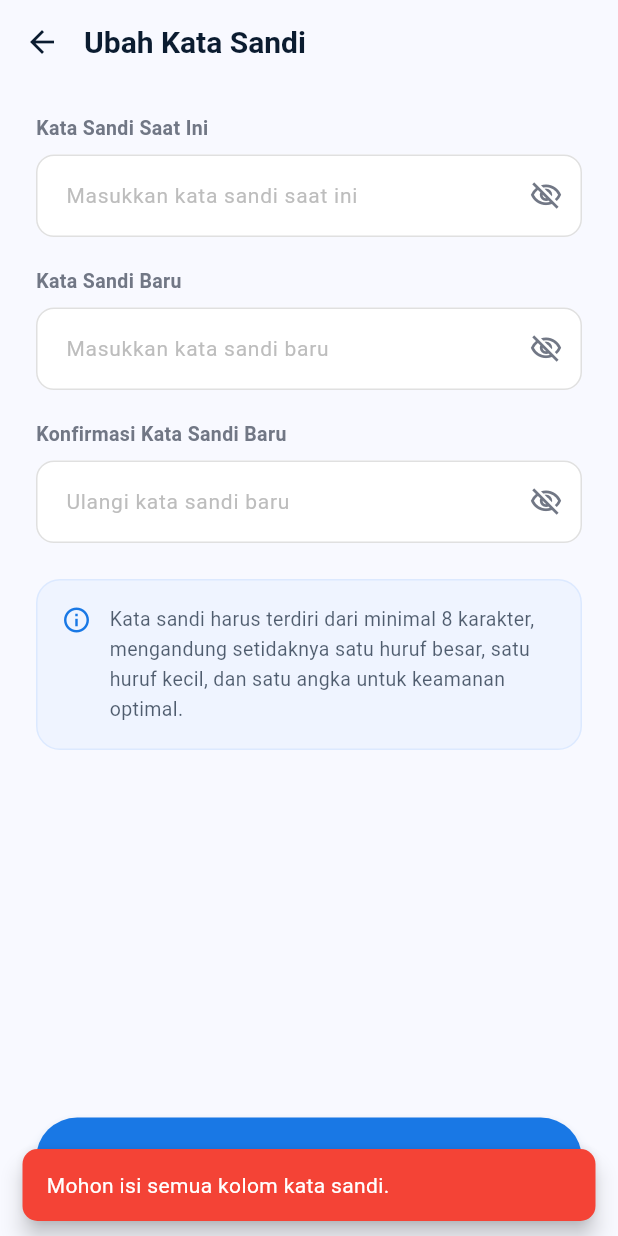
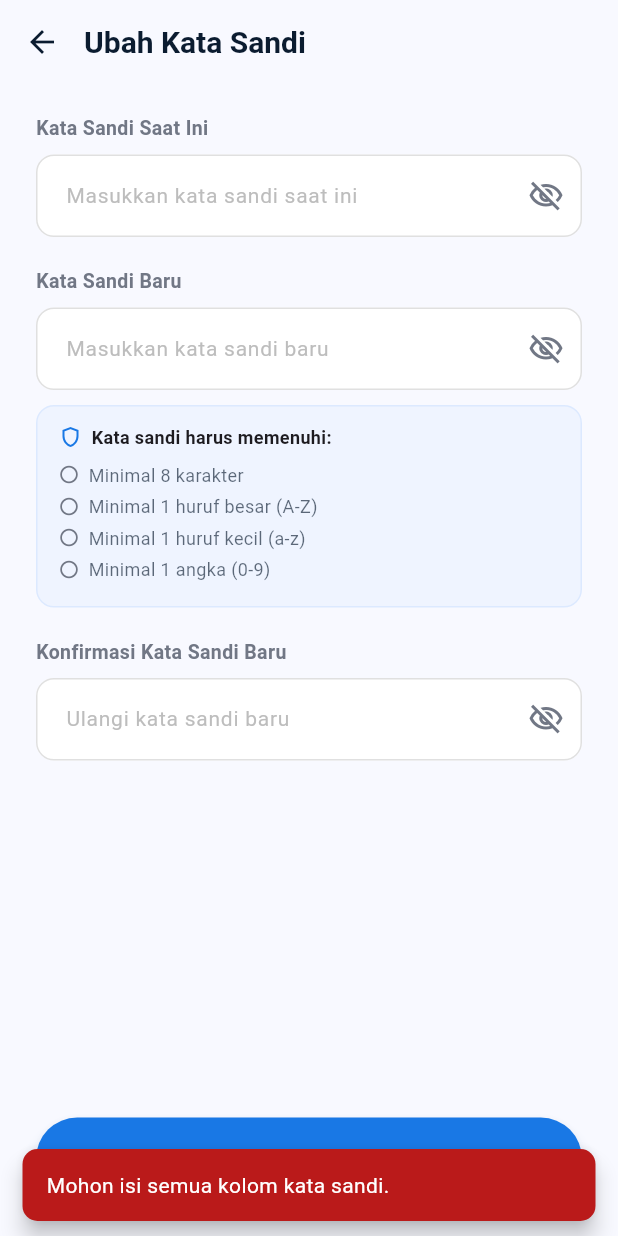
Before and after one commit to GilangPrattm/Prediksi-Stunting-Mobile, a Flutter app: the UbahSandiPage screen opened directly with empty values, after a tap on "Perbarui Kata Sandi", on a phone screen of 412 x 824 dp. Run offline on Flutter 3.47's test engine with Material 3 defaults, Android fonts, the phone set to English and light mode, and no system bars; our stand-ins replace fl_chart, flutter_markdown_plus, shared_preferences; accounts and stored records are empty; Roboto replaces fonts that are missing (Nunito).

Commit message:
pusing aku

```diff
--- a/lib/ubah_sandi_page.dart
+++ b/lib/ubah_sandi_page.dart
@@ -20,7 +20,9 @@ class UbahSandiPage extends StatefulWidget {
 
 class _UbahSandiPageState extends State<UbahSandiPage> {
   final TextEditingController _currentPasswordCtrl = TextEditingController();
+
   final TextEditingController _newPasswordCtrl = TextEditingController();
+
   final TextEditingController _confirmPasswordCtrl = TextEditingController();
 
   bool _obscureCurrent = true;
@@ -28,15 +30,44 @@ class _UbahSandiPageState extends State<UbahSandiPage> {
   bool _obscureConfirm = true;
   bool _isLoading = false;
 
-  // --- TEMA WARNA ---
-  final Color _primaryBlue = const Color(0xFF1978E5);
-  final Color _bgHitam = const Color(0xFF0B1C30);
-  final Color _surfaceBg = const Color(0xFFF8F9FF);
-  final Color _outlineColor = const Color(0xFF717785);
-  final Color _inputBg = Colors.white;
+  String? _newPasswordError;
+  String? _confirmPasswordError;
 
+  // WARNA
+  static const Color _primaryBlue = Color(0xFF1978E5);
+  static const Color _bgHitam = Color(0xFF0B1C30);
+  static const Color _surfaceBg = Color(0xFFF8F9FF);
+  static const Color _outlineColor = Color(0xFF717785);
+  static const Color _inputBg = Colors.white;
+  static const Color _kError = Color(0xFFBA1A1A);
+
+  // VALIDASI PASSWORD
+  String? _checkPasswordStrength(String value) {
+    if (value.isEmpty) {
+      return 'Kata sandi tidak boleh kosong.';
+    }
+
+    if (value.length < 8) {
+      return 'Kata sandi minimal 8 karakter.';
+    }
+
+    if (!value.contains(RegExp(r'[A-Z]'))) {
+      return 'Harus mengandung minimal 1 huruf besar (A-Z).';
+    }
+
+    if (!value.contains(RegExp(r'[a-z]'))) {
+      return 'Harus mengandung minimal 1 huruf kecil (a-z).';
+    }
+
+    if (!value.contains(RegExp(r'[0-9]'))) {
+      return 'Harus mengandung minimal 1 angka (0-9).';
+    }
+
+    return null;
+  }
+
+  // UPDATE PASSWORD
   Future<void> _perbaruiSandi() async {
-    // Validasi lokal
     if (_currentPasswordCtrl.text.isEmpty ||
         _newPasswordCtrl.text.isEmpty ||
         _confirmPasswordCtrl.text.isEmpty) {
@@ -44,20 +75,31 @@ class _UbahSandiPageState extends State<UbahSandiPage> {
       return;
     }
 
-    if (_newPasswordCtrl.text != _confirmPasswordCtrl.text) {
-      _showSnackBar('Konfirmasi kata sandi baru tidak cocok.', isError: true);
+    final reqError = _checkPasswordStrength(_newPasswordCtrl.text);
+
+    if (reqError != null) {
+      setState(() {
+        _newPasswordError = reqError;
+      });
       return;
     }
 
-    if (_newPasswordCtrl.text.length < 8) {
-      _showSnackBar('Kata sandi baru minimal 8 karakter.', isError: true);
+    if (_newPasswordCtrl.text != _confirmPasswordCtrl.text) {
+      setState(() {
+        _confirmPasswordError = 'Konfirmasi kata sandi tidak cocok.';
+      });
       return;
     }
 
-    setState(() => _isLoading = true);
+    setState(() {
+      _newPasswordError = null;
+      _confirmPasswordError = null;
+      _isLoading = true;
+    });
 
     SharedPreferences prefs = await SharedPreferences.getInstance();
-    String? token = prefs.getString('token');
+
+    final String? token = prefs.getString('token');
 
     try {
       final response = await http.put(
@@ -70,37 +112,55 @@ class _UbahSandiPageState extends State<UbahSandiPage> {
           'name': widget.namaLengkap,
           'email': widget.email,
           'password': _newPasswordCtrl.text,
-          // Catatan: Jika backend kamu butuh kata sandi lama untuk divalidasi,
-          // kamu bisa menambahkannya di sini, contoh: 'current_password': _currentPasswordCtrl.text
+          'current_password': _currentPasswordCtrl.text,
         }),
       );
 
-      setState(() => _isLoading = false);
+      setState(() {
+        _isLoading = false;
+      });
 
       if (response.statusCode == 200 || response.statusCode == 201) {
         if (!mounted) return;
+
         _showSnackBar('Kata sandi berhasil diperbarui!', isError: false);
-        Navigator.pop(context); // Kembali ke halaman profil
+
+        Navigator.pop(context);
       } else {
-        _showSnackBar('Gagal memperbarui sandi. Cek kembali data Anda.', isError: true);
+        String serverMsg = 'Gagal memperbarui sandi.';
+
+        try {
+          final body = jsonDecode(response.body);
+
+          if (body['message'] != null) {
+            serverMsg = body['message'];
+          }
+        } catch (_) {}
+
+        _showSnackBar(serverMsg, isError: true);
       }
     } catch (e) {
-      setState(() => _isLoading = false);
+      setState(() {
+        _isLoading = false;
+      });
+
       _showSnackBar('Terjadi kesalahan jaringan.', isError: true);
     }
   }
 
+  // SNACKBAR
   void _showSnackBar(String message, {required bool isError}) {
     ScaffoldMessenger.of(context).showSnackBar(
       SnackBar(
         content: Text(message, style: const TextStyle(color: Colors.white)),
-        backgroundColor: isError ? Colors.red : _primaryBlue,
+        backgroundColor: isError ? _kError : _primaryBlue,
         behavior: SnackBarBehavior.floating,
         shape: RoundedRectangleBorder(borderRadius: BorderRadius.circular(10)),
       ),
     );
   }
 
+  // BUILD
   @override
   Widget build(BuildContext context) {
     return Scaffold(
@@ -110,10 +170,12 @@ class _UbahSandiPageState extends State<UbahSandiPage> {
         elevation: 0,
         titleSpacing: 0,
         leading: IconButton(
-          icon: Icon(Icons.arrow_back, color: _bgHitam),
-          onPressed: () => Navigator.pop(context),
+          icon: const Icon(Icons.arrow_back, color: _bgHitam),
+          onPressed: () {
+            Navigator.pop(context);
+          },
         ),
-        title: Text(
+        title: const Text(
           'Ubah Kata Sandi',
           style: TextStyle(
             color: _bgHitam,
@@ -126,81 +188,98 @@ class _UbahSandiPageState extends State<UbahSandiPage> {
         children: [
           Expanded(
             child: SingleChildScrollView(
+              physics: const BouncingScrollPhysics(),
               padding: const EdgeInsets.symmetric(horizontal: 24, vertical: 20),
-              physics: const BouncingScrollPhysics(),
               child: Column(
                 crossAxisAlignment: CrossAxisAlignment.start,
                 children: [
+                  // PASSWORD LAMA
                   _buildPasswordField(
                     label: 'Kata Sandi Saat Ini',
                     controller: _currentPasswordCtrl,
                     hint: 'Masukkan kata sandi saat ini',
                     isObscure: _obscureCurrent,
+                    hasError: false,
                     onToggleVisibility: () {
-                      setState(() => _obscureCurrent = !_obscureCurrent);
+                      setState(() {
+                        _obscureCurrent = !_obscureCurrent;
+                      });
                     },
                   ),
+
                   const SizedBox(height: 20),
 
+                  // PASSWORD BARU
                   _buildPasswordField(
                     label: 'Kata Sandi Baru',
                     controller: _newPasswordCtrl,
                     hint: 'Masukkan kata sandi baru',
                     isObscure: _obscureNew,
+                    hasError: _newPasswordError != null,
                     onToggleVisibility: () {
-                      setState(() => _obscureNew = !_obscureNew);
+                      setState(() {
+                        _obscureNew = !_obscureNew;
+                      });
+                    },
+                    onChanged: (val) {
+                      setState(() {
+                        _newPasswordError = _checkPasswordStrength(val);
+
+                        if (_confirmPasswordCtrl.text.isNotEmpty) {
+                          _confirmPasswordError =
+                              val != _confirmPasswordCtrl.text
+                              ? 'Konfirmasi kata sandi tidak cocok.'
+                              : null;
+                        }
+                      });
                     },
                   ),
+
+                  if (_newPasswordError != null) ...[
+                    const SizedBox(height: 6),
+                    _buildInlineError(_newPasswordError!),
+                  ],
+
+                  const SizedBox(height: 10),
+
+                  _buildPasswordRequirements(),
+
                   const SizedBox(height: 20),
 
+                  // KONFIRMASI
                   _buildPasswordField(
                     label: 'Konfirmasi Kata Sandi Baru',
                     controller: _confirmPasswordCtrl,
                     hint: 'Ulangi kata sandi baru',
                     isObscure: _obscureConfirm,
+                    hasError: _confirmPasswordError != null,
                     onToggleVisibility: () {
-                      setState(() => _obscureConfirm = !_obscureConfirm);
+                      setState(() {
+                        _obscureConfirm = !_obscureConfirm;
+                      });
+                    },
+                    onChanged: (val) {
+                      setState(() {
+                        _confirmPasswordError = val != _newPasswordCtrl.text
+                            ? 'Konfirmasi kata sandi tidak cocok.'
+                            : null;
+                      });
                     },
                   ),
-                  const SizedBox(height: 24),
 
-                  // Info Box
-                  Container(
-                    padding: const EdgeInsets.all(16),
-                    decoration: BoxDecoration(
-                      color: const Color(0xFFEFF4FF),
-                      borderRadius: BorderRadius.circular(16),
-                      border: Border.all(color: const Color(0xFFDCE9FF)),
-                    ),
-                    child: Row(
-                      crossAxisAlignment: CrossAxisAlignment.start,
-                      children: [
-                        Icon(Icons.info_outline, color: _primaryBlue, size: 20),
-                        const SizedBox(width: 12),
-                        Expanded(
-                          child: Text(
-                            'Kata sandi harus terdiri dari minimal 8 karakter, mengandung setidaknya satu huruf besar, satu huruf kecil, dan satu angka untuk keamanan optimal.',
-                            style: TextStyle(
-                              color: _bgHitam.withOpacity(0.7),
-                              fontSize: 13,
-                              height: 1.5,
-                            ),
-                          ),
-                        ),
-                      ],
-                    ),
-                  ),
+                  if (_confirmPasswordError != null) ...[
+                    const SizedBox(height: 6),
+                    _buildInlineError(_confirmPasswordError!),
+                  ],
                 ],
               ),
             ),
           ),
 
-          // Bottom Button
+          // BUTTON
           Container(
             padding: const EdgeInsets.all(24),
-            decoration: BoxDecoration(
-              color: _surfaceBg,
-            ),
+            color: _surfaceBg,
             child: SizedBox(
               width: double.infinity,
               height: 55,
@@ -208,11 +287,11 @@ class _UbahSandiPageState extends State<UbahSandiPage> {
                 onPressed: _isLoading ? null : _perbaruiSandi,
                 style: ElevatedButton.styleFrom(
                   backgroundColor: _primaryBlue,
+                  elevation: 4,
+                  shadowColor: _primaryBlue.withValues(alpha: 0.4),
                   shape: RoundedRectangleBorder(
                     borderRadius: BorderRadius.circular(30),
                   ),
-                  elevation: 4,
-                  shadowColor: _primaryBlue.withOpacity(0.4),
                 ),
                 child: _isLoading
                     ? const SizedBox(
@@ -239,48 +318,178 @@ class _UbahSandiPageState extends State<UbahSandiPage> {
     );
   }
 
+  // REQUIREMENTS BOX
+  Widget _buildPasswordRequirements() {
+    final requirements = [
+      'Minimal 8 karakter',
+      'Minimal 1 huruf besar (A-Z)',
+      'Minimal 1 huruf kecil (a-z)',
+      'Minimal 1 angka (0-9)',
+    ];
+
+    bool isFulfilled(int index) {
+      final val = _newPasswordCtrl.text;
+
+      switch (index) {
+        case 0:
+          return val.length >= 8;
+
+        case 1:
+          return val.contains(RegExp(r'[A-Z]'));
+
+        case 2:
+          return val.contains(RegExp(r'[a-z]'));
+
+        case 3:
+          return val.contains(RegExp(r'[0-9]'));
+
+        default:
+          return false;
+      }
+    }
+
+    return Container(
+      padding: const EdgeInsets.symmetric(horizontal: 14, vertical: 12),
+      decoration: BoxDecoration(
+        color: const Color(0xFFEFF4FF),
+        borderRadius: BorderRadius.circular(12),
+        border: Border.all(color: const Color(0xFFDCE9FF)),
+      ),
+      child: Column(
+        crossAxisAlignment: CrossAxisAlignment.start,
+        children: [
+          Row(
+            children: [
+              Icon(Icons.shield_outlined, color: _primaryBlue, size: 16),
+              const SizedBox(width: 6),
+              const Text(
+                'Kata sandi harus memenuhi:',
+                style: TextStyle(fontSize: 12, fontWeight: FontWeight.w700),
+              ),
+            ],
+          ),
+
+          const SizedBox(height: 8),
+
+          ...List.generate(requirements.length, (i) {
+            final ok = isFulfilled(i);
+
+            return Padding(
+              padding: const EdgeInsets.only(bottom: 4),
+              child: Row(
+                children: [
+                  Icon(
+                    ok
+                        ? Icons.check_circle_rounded
+                        : Icons.radio_button_unchecked_rounded,
+                    size: 14,
+                    color: ok ? Colors.green : _outlineColor,
+                  ),
+
+                  const SizedBox(width: 6),
+
+                  Text(
+                    requirements[i],
+                    style: TextStyle(
+                      fontSize: 12,
+                      color: ok
+                          ? Colors.green
+                          : _bgHitam.withValues(alpha: 0.65),
+                      fontWeight: ok ? FontWeight.w600 : FontWeight.normal,
+                    ),
+                  ),
+                ],
+              ),
+            );
+          }),
+        ],
+      ),
+    );
+  }
+
+  // INLINE ERROR
+  Widget _buildInlineError(String message) {
+    return Row(
+      children: [
+        const Icon(Icons.error_outline_rounded, color: _kError, size: 16),
+
+        const SizedBox(width: 6),
+
+        Expanded(
+          child: Text(
+            message,
+            style: const TextStyle(
+              color: _kError,
+              fontSize: 12,
+              fontWeight: FontWeight.w600,
+            ),
+          ),
+        ),
+      ],
+    );
+  }
+
+  // PASSWORD FIELD
   Widget _buildPasswordField({
     required String label,
     required TextEditingController controller,
     required String hint,
     required bool isObscure,
+    required bool hasError,
     required VoidCallback onToggleVisibility,
+    ValueChanged<String>? onChanged,
   }) {
     return Column(
       crossAxisAlignment: CrossAxisAlignment.start,
       children: [
         Text(
           label,
-          style: TextStyle(
+          style: const TextStyle(
             color: _outlineColor,
             fontSize: 13,
             fontWeight: FontWeight.w600,
           ),
         ),
+
         const SizedBox(height: 8),
+
         TextFormField(
           controller: controller,
           obscureText: isObscure,
-          style: TextStyle(color: _bgHitam, fontSize: 15),
+          onChanged: onChanged,
+          style: const TextStyle(color: _bgHitam, fontSize: 15),
           decoration: InputDecoration(
             hintText: hint,
             hintStyle: TextStyle(color: Colors.grey.shade400, fontSize: 14),
             filled: true,
             fillColor: _inputBg,
-            contentPadding: const EdgeInsets.symmetric(horizontal: 16, vertical: 16),
+            contentPadding: const EdgeInsets.symmetric(
+              horizontal: 16,
+              vertical: 16,
+            ),
+
             enabledBorder: OutlineInputBorder(
               borderRadius: BorderRadius.circular(12),
-              borderSide: BorderSide(color: Colors.grey.shade300),
+              borderSide: BorderSide(
+                color: hasError ? _kError : Colors.grey.shade300,
+                width: hasError ? 1.5 : 1,
+              ),
             ),
+
             focusedBorder: OutlineInputBorder(
               borderRadius: BorderRadius.circular(12),
-              borderSide: BorderSide(color: _primaryBlue, width: 1.5),
+              borderSide: BorderSide(
+                color: hasError ? _kError : _primaryBlue,
+                width: 1.5,
+              ),
             ),
+
             suffixIcon: IconButton(
               icon: Icon(
-                isObscure ? Icons.visibility_off_outlined : Icons.visibility_outlined,
+                isObscure
+                    ? Icons.visibility_off_outlined
+                    : Icons.visibility_outlined,
                 color: _outlineColor,
-                size: 22,
               ),
               onPressed: onToggleVisibility,
             ),
```
